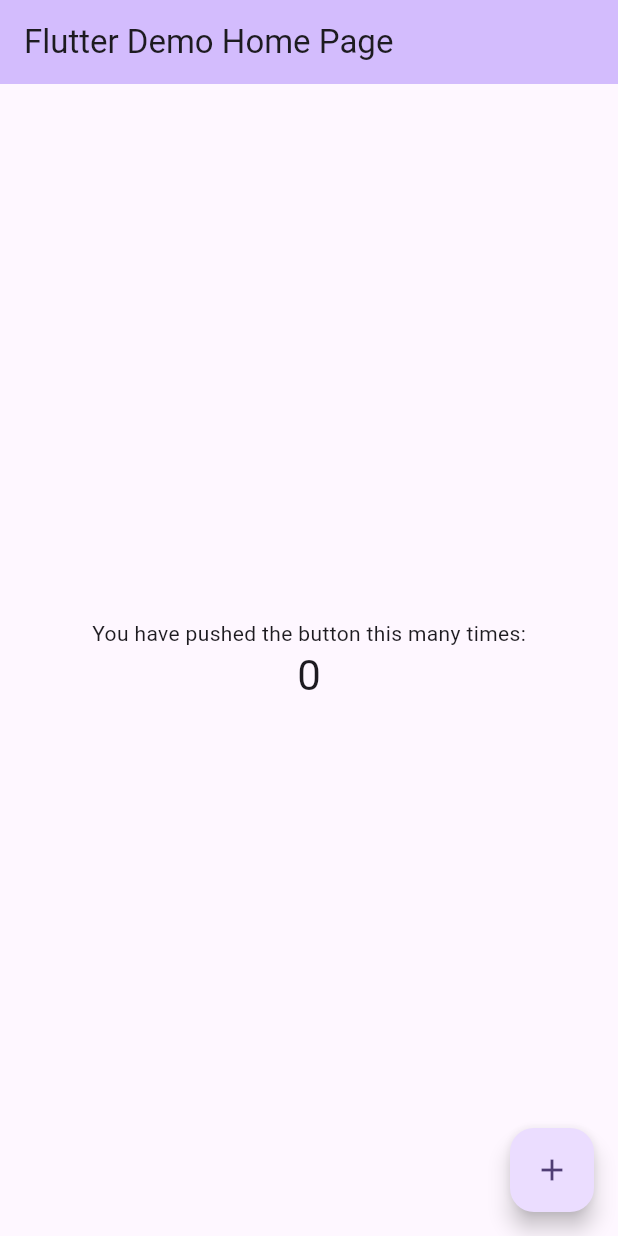
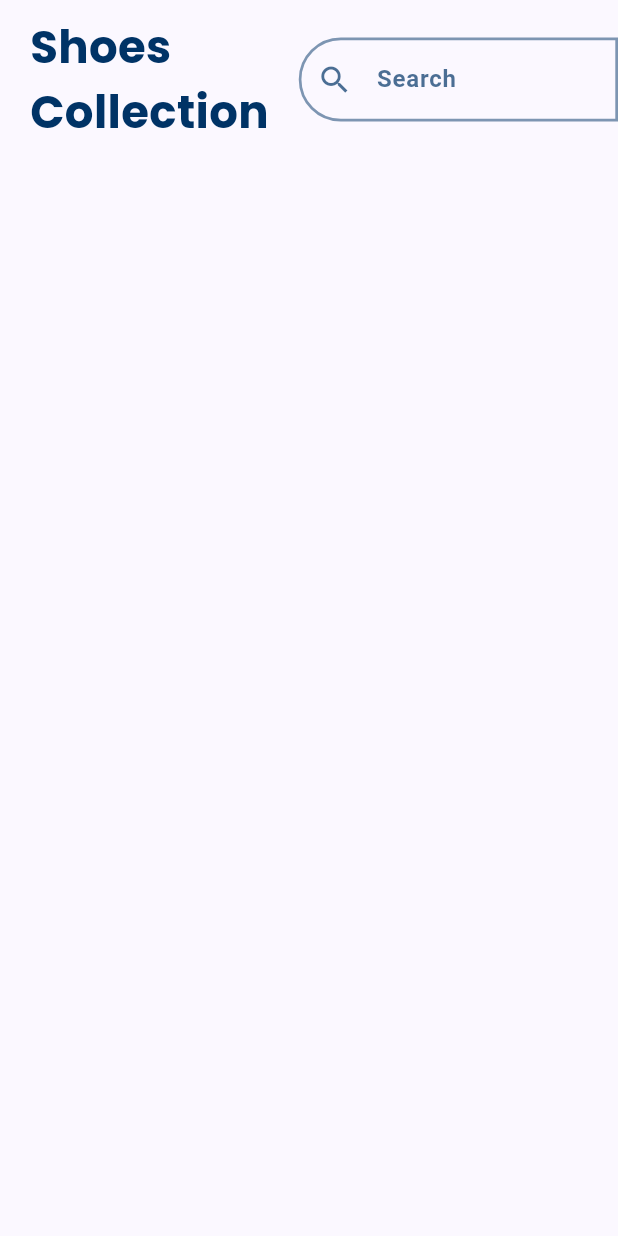
Before and after one commit to DevNadimm/Shoes-App, a Flutter app: the screen it shows after launch, on a phone screen of 412 x 824 dp. Run offline on Flutter 3.47's test engine with Material 3 defaults, Android fonts, the light colour scheme and no system bars.

Commit message:
Custom App bar created

```diff
--- a/lib/main.dart
+++ b/lib/main.dart
@@ -1,4 +1,5 @@
 import 'package:flutter/material.dart';
+import 'package:shop_app/screens/home_screen.dart';
 
 void main() {
   runApp(const MyApp());
@@ -7,119 +8,16 @@
 class MyApp extends StatelessWidget {
   const MyApp({super.key});
 
-  // This widget is the root of your application.
   @override
   Widget build(BuildContext context) {
     return MaterialApp(
-      title: 'Flutter Demo',
+      debugShowCheckedModeBanner: false,
+      title: 'Shop App',
       theme: ThemeData(
-        // This is the theme of your application.
-        //
-        // TRY THIS: Try running your application with "flutter run". You'll see
-        // the application has a purple toolbar. Then, without quitting the app,
-        // try changing the seedColor in the colorScheme below to Colors.green
-        // and then invoke "hot reload" (save your changes or press the "hot
-        // reload" button in a Flutter-supported IDE, or press "r" if you used
-        // the command line to start the app).
-        //
-        // Notice that the counter didn't reset back to zero; the application
-        // state is not lost during the reload. To reset the state, use hot
-        // restart instead.
-        //
-        // This works for code too, not just values: Most code changes can be
-        // tested with just a hot reload.
-        colorScheme: ColorScheme.fromSeed(seedColor: Colors.deepPurple),
+        colorScheme: ColorScheme.fromSeed(seedColor: Colors.indigo),
         useMaterial3: true,
       ),
-      home: const MyHomePage(title: 'Flutter Demo Home Page'),
+      home: const HomeScreen(),
     );
   }
 }
-
-class MyHomePage extends StatefulWidget {
-  const MyHomePage({super.key, required this.title});
-
-  // This widget is the home page of your application. It is stateful, meaning
-  // that it has a State object (defined below) that contains fields that affect
-  // how it looks.
-
-  // This class is the configuration for the state. It holds the values (in this
-  // case the title) provided by the parent (in this case the App widget) and
-  // used by the build method of the State. Fields in a Widget subclass are
-  // always marked "final".
-
-  final String title;
-
-  @override
-  State<MyHomePage> createState() => _MyHomePageState();
-}
-
-class _MyHomePageState extends State<MyHomePage> {
-  int _counter = 0;
-
-  void _incrementCounter() {
-    setState(() {
-      // This call to setState tells the Flutter framework that something has
-      // changed in this State, which causes it to rerun the build method below
-      // so that the display can reflect the updated values. If we changed
-      // _counter without calling setState(), then the build method would not be
-      // called again, and so nothing would appear to happen.
-      _counter++;
-    });
-  }
-
-  @override
-  Widget build(BuildContext context) {
-    // This method is rerun every time setState is called, for instance as done
-    // by the _incrementCounter method above.
-    //
-    // The Flutter framework has been optimized to make rerunning build methods
-    // fast, so that you can just rebuild anything that needs updating rather
-    // than having to individually change instances of widgets.
-    return Scaffold(
-      appBar: AppBar(
-        // TRY THIS: Try changing the color here to a specific color (to
-        // Colors.amber, perhaps?) and trigger a hot reload to see the AppBar
-        // change color while the other colors stay the same.
-        backgroundColor: Theme.of(context).colorScheme.inversePrimary,
-        // Here we take the value from the MyHomePage object that was created by
-        // the App.build method, and use it to set our appbar title.
-        title: Text(widget.title),
-      ),
-      body: Center(
-        // Center is a layout widget. It takes a single child and positions it
-        // in the middle of the parent.
-        child: Column(
-          // Column is also a layout widget. It takes a list of children and
-          // arranges them vertically. By default, it sizes itself to fit its
-          // children horizontally, and tries to be as tall as its parent.
-          //
-          // Column has various properties to control how it sizes itself and
-          // how it positions its children. Here we use mainAxisAlignment to
-          // center the children vertically; the main axis here is the vertical
-          // axis because Columns are vertical (the cross axis would be
-          // horizontal).
-          //
-          // TRY THIS: Invoke "debug painting" (choose the "Toggle Debug Paint"
-          // action in the IDE, or press "p" in the console), to see the
-          // wireframe for each widget.
-          mainAxisAlignment: MainAxisAlignment.center,
-          children: <Widget>[
-            const Text(
-              'You have pushed the button this many times:',
-            ),
-            Text(
-              '$_counter',
-              style: Theme.of(context).textTheme.headlineMedium,
-            ),
-          ],
-        ),
-      ),
-      floatingActionButton: FloatingActionButton(
-        onPressed: _incrementCounter,
-        tooltip: 'Increment',
-        child: const Icon(Icons.add),
-      ), // This trailing comma makes auto-formatting nicer for build methods.
-    );
-  }
-}
--- /dev/null
+++ b/lib/screens/home_screen.dart
@@ -0,0 +1,20 @@
+import 'package:flutter/material.dart';
+
+import '../widgets/custom_app_bar.dart';
+
+class HomeScreen extends StatelessWidget {
+  const HomeScreen({super.key});
+
+  @override
+  Widget build(BuildContext context) {
+    return Scaffold(
+      body: SafeArea(
+        child: Column(
+          children: [
+            CustomAppBar(),
+          ],
+        ),
+      ),
+    );
+  }
+}
--- /dev/null
+++ b/lib/widgets/custom_app_bar.dart
@@ -0,0 +1,56 @@
+import 'package:flutter/material.dart';
+
+class CustomAppBar extends StatelessWidget {
+  CustomAppBar({super.key});
+
+  final OutlineInputBorder border = OutlineInputBorder(
+    borderRadius: const BorderRadius.horizontal(
+      left: Radius.circular(30),
+    ),
+    borderSide: BorderSide(
+      width: 1.8,
+      color: const Color(0xFF003366).withOpacity(0.5),
+    ),
+  );
+
+  @override
+  Widget build(BuildContext context) {
+    return Row(
+      children: [
+        const Padding(
+          padding: EdgeInsets.symmetric(
+            horizontal: 20,
+            vertical: 10,
+          ),
+          child: Text(
+            'Shoes \nCollection',
+            style: TextStyle(
+              color: Color(0xFF003366),
+              fontSize: 30,
+              fontWeight: FontWeight.w700,
+              fontFamily: 'Poppins',
+            ),
+          ),
+        ),
+        Expanded(
+          child: TextField(
+            decoration: InputDecoration(
+                hintText: 'Search',
+                hintStyle: TextStyle(
+                  fontWeight: FontWeight.w600,
+                  color: const Color(0xFF003366).withOpacity(0.7),
+                ),
+                prefixIcon: Icon(
+                  Icons.search,
+                  color: const Color(0xFF003366).withOpacity(0.7),
+                ),
+                border: border,
+                focusedBorder: border,
+                enabledBorder: border,
+            ),
+          ),
+        ),
+      ],
+    );
+  }
+}
```
Also changed, not shown: pubspec.yaml (+6 -14 lines), 1 other file.
